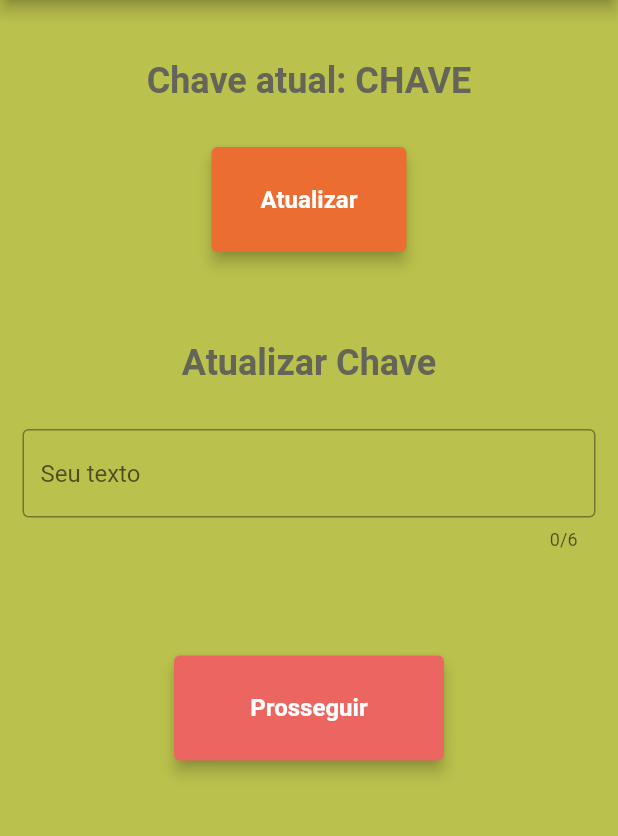
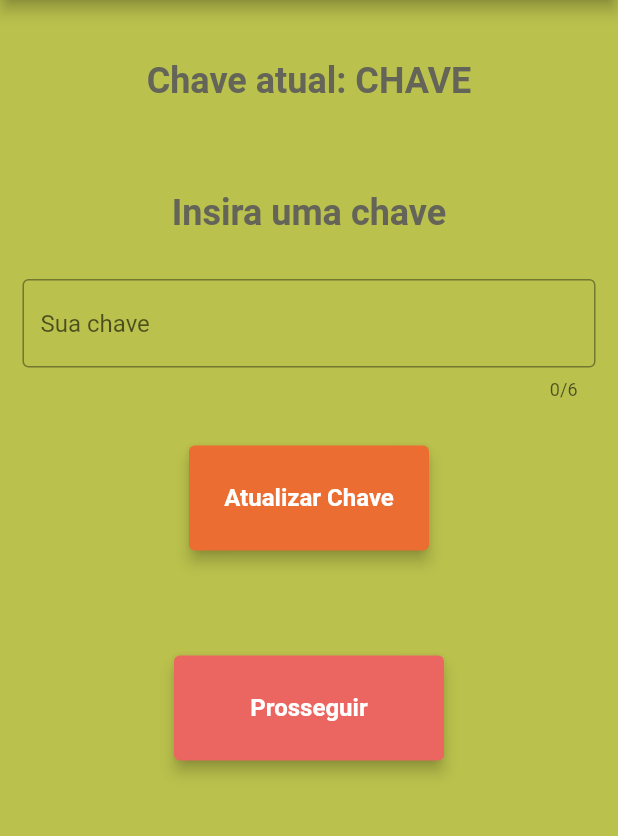
Before and after one commit to GuilhermeSilvestre/CriptoApp, a Flutter app: the CifraChave screen opened by its route, on a phone screen of 412 x 824 dp, the part 84-920 px from its top. Run offline on Flutter 3.47's test engine with Material 2 defaults, Android fonts, the phone set to English and light mode, and no system bars; our stand-ins replace shared_preferences; accounts and stored records are empty.

Commit message:
Atualizando input da chave

```diff
--- a/lib/cifraChave.dart
+++ b/lib/cifraChave.dart
@@ -55,34 +55,10 @@ class _CifraChaveState extends State<CifraChave> {
                   textAlign: TextAlign.center,
                 ),
                 SizedBox(
-                  height: 30,
-                ),
-                ElevatedButton(
-                  onPressed: () async {
-                    SharedPreferences prefs =
-                        await SharedPreferences.getInstance();
-                    setState(() {
-                      chaveAtual = chaveNova;
-                      chaveAtual = chaveAtual.toUpperCase();
-                      prefs.setString('chave', chaveAtual);
-                    });
-                  },
-                  child: const Text('Atualizar'),
-                  style: ElevatedButton.styleFrom(
-                    fixedSize: const Size(130, 70),
-                    elevation: 4,
-                    primary: const Color(0xffEC6D31),
-                    textStyle: const TextStyle(
-                      fontSize: 16,
-                      fontWeight: FontWeight.bold,
-                    ),
-                  ),
-                ),
-                SizedBox(
                   height: 60,
                 ),
                 const Text(
-                  'Atualizar Chave',
+                  'Insira uma chave',
                   style: textoTelaInicial,
                   textAlign: TextAlign.center,
                 ),
@@ -97,36 +73,40 @@ class _CifraChaveState extends State<CifraChave> {
                   maxLength: 6,
                   decoration: InputDecoration(
                     border: OutlineInputBorder(),
-                    hintText: 'Seu texto',
+                    hintText: 'Sua chave',
                   ),
                   onChanged: (value) {
+                    value ??= 'CHAVE';
                     chaveNova = value;
-                    //print(texto);
                   },
                 ),
                 SizedBox(
                   height: 30,
                 ),
-                // ElevatedButton(
-                //   onPressed: () async {
-                //     Navigator.pushNamed(context, CifraChoice.id);
-                //     SharedPreferences prefs =
-                //         await SharedPreferences.getInstance();
-                //     setState(() {
-                //       prefs.setString('chave', chaveAtual);
-                //     });
-                //   },
-                //   child: const Text('Manter Chave Atual e Prosseguir'),
-                //   style: ElevatedButton.styleFrom(
-                //     fixedSize: const Size(280, 70),
-                //     elevation: 4,
-                //     primary: const Color(0xffEC6D31),
-                //     textStyle: const TextStyle(
-                //       fontSize: 16,
-                //       fontWeight: FontWeight.bold,
-                //     ),
-                //   ),
-                // ),
+                ElevatedButton(
+                  onPressed: () async {
+                    SharedPreferences prefs =
+                        await SharedPreferences.getInstance();
+                    setState(() {
+                      chaveAtual = chaveNova;
+                      chaveAtual = chaveAtual.toUpperCase();
+                      prefs.setString('chave', chaveAtual);
+                    });
+                  },
+                  child: const Text('Atualizar Chave'),
+                  style: ElevatedButton.styleFrom(
+                    fixedSize: const Size(160, 70),
+                    elevation: 4,
+                    primary: const Color(0xffEC6D31),
+                    textStyle: const TextStyle(
+                      fontSize: 16,
+                      fontWeight: FontWeight.bold,
+                    ),
+                  ),
+                ),
+                SizedBox(
+                  height: 30,
+                ),
                 SizedBox(
                   height: 40,
                 ),
--- a/lib/cifraFinal.dart
+++ b/lib/cifraFinal.dart
@@ -921,7 +921,7 @@ class _CifraFinalState extends State<CifraFinal> {
                 SizedBox(
                   height: 30,
                 ),
-                Text(
+                SelectableText(
                   '$traducao',
                   style: textoCripto,
                   textAlign: TextAlign.center,
--- a/lib/cifraFinal2.dart
+++ b/lib/cifraFinal2.dart
@@ -918,7 +918,7 @@ class _CifraFinal2State extends State<CifraFinal2> {
                 SizedBox(
                   height: 30,
                 ),
-                Text(
+                SelectableText(
                   '$traducao',
                   style: textoCripto,
                   textAlign: TextAlign.center,
```
Also changed, not shown: lib/figurasChoice.dart (+8 -6 lines).
